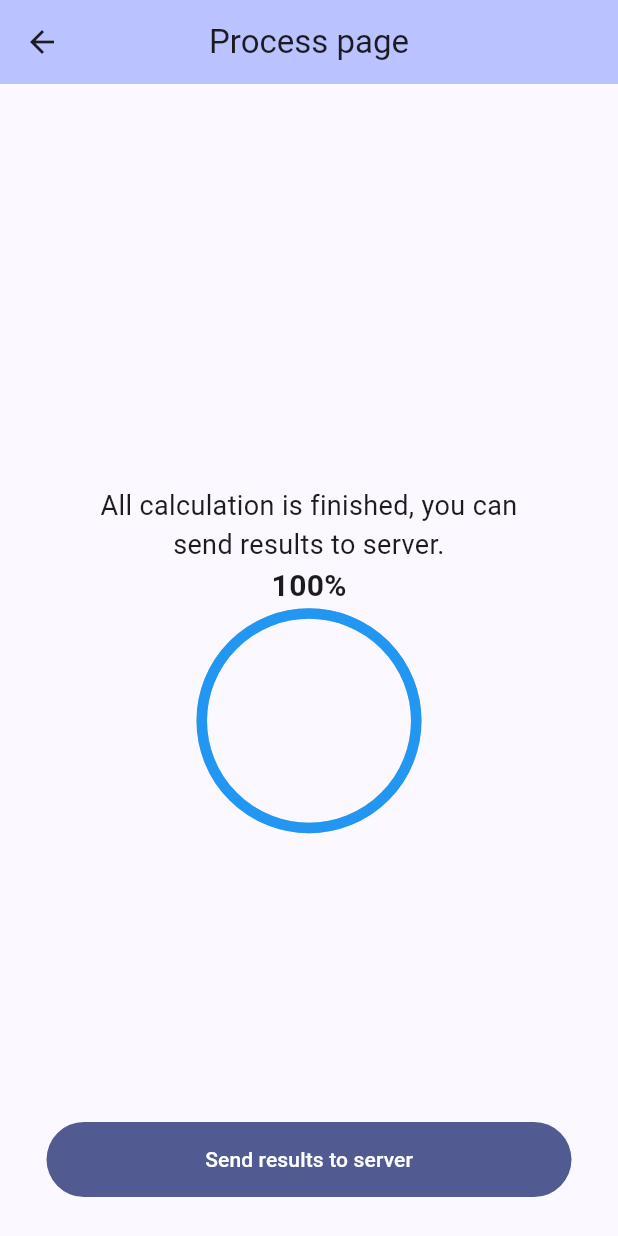
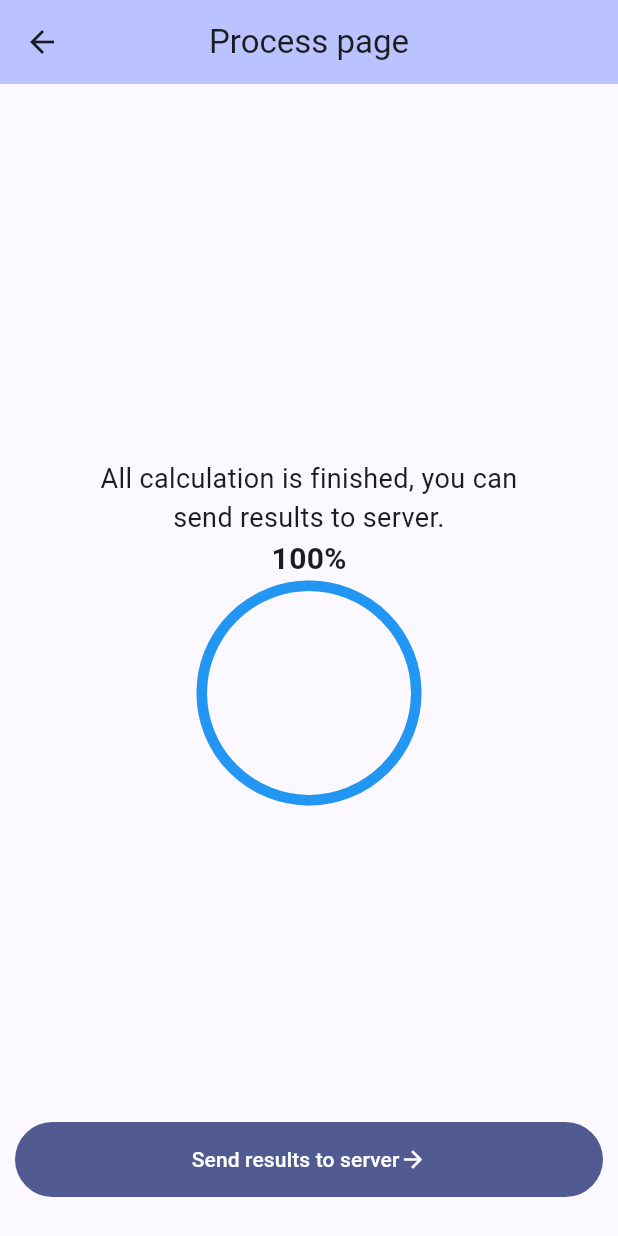
Before and after one commit to Akimskate/test_webspark, a Flutter app: the ProcessScreen screen opened by its route, on a phone screen of 412 x 824 dp. Run offline on Flutter 3.47's test engine with Material 3 defaults, Android fonts, the phone set to English and light mode, and no system bars; drawn by our look-alikes of percent_indicator; our stand-ins replace bloc, equatable, flutter_bloc.

Commit message:
all done

```diff
--- a/lib/bloc/app_state.dart
+++ b/lib/bloc/app_state.dart
@@ -1,44 +1,56 @@
 import 'package:equatable/equatable.dart';
-import 'package:test_webspark/domain/model/result_model.dart';
-import 'package:test_webspark/domain/model/task_model.dart';
+import 'package:test_webspark/domain/models/response_model.dart';
+import 'package:test_webspark/domain/models/result_model.dart';
+import 'package:test_webspark/domain/models/task_model.dart';
 
-enum AppStatus { initial, loading, success, failure }
+enum GetRequestStatus { initial, loading, success, failure }
+
+enum PostRequestStatus { initial, loading, success, failure }
 
 final class AppState extends Equatable {
   const AppState({
-    this.status = AppStatus.initial,
+    this.getRequestStatus = GetRequestStatus.initial,
+    this.postRequestStatus = PostRequestStatus.initial,
     this.isValid = false,
     this.errorMessage = '',
     this.url = '',
     this.taskModel,
     this.resultModel,
+    this.responseModel,
   });
 
-  final AppStatus status;
+  final GetRequestStatus getRequestStatus;
+  final PostRequestStatus postRequestStatus;
   final bool isValid;
   final String errorMessage;
   final String url;
   final TaskModel? taskModel;
   final List<ResultModel>? resultModel;
+  final ResponseModel? responseModel;
 
   AppState copyWith({
-    AppStatus? status,
+    GetRequestStatus? getRequestStatus,
+    PostRequestStatus? postRequestStatus,
     bool? isValid,
     String? errorMessage,
     String? url,
     TaskModel? taskModel,
     List<ResultModel>? resultModel,
+    ResponseModel? responseModel,
   }) {
     return AppState(
-      status: status ?? this.status,
+      getRequestStatus: getRequestStatus ?? this.getRequestStatus,
+      postRequestStatus: postRequestStatus ?? this.postRequestStatus,
       isValid: isValid ?? this.isValid,
       errorMessage: errorMessage ?? this.errorMessage,
       url: url ?? this.url,
       taskModel: taskModel ?? this.taskModel,
       resultModel: resultModel ?? this.resultModel,
+      responseModel: responseModel ?? this.responseModel,
     );
   }
 
   @override
-  List<Object?> get props => [status, isValid, errorMessage, url, taskModel, resultModel];
+  List<Object?> get props =>
+      [getRequestStatus, postRequestStatus, isValid, errorMessage, url, taskModel, resultModel, responseModel];
 }
--- a/lib/presentation/process/process_page.dart
+++ b/lib/presentation/process/process_page.dart
@@ -2,6 +2,7 @@ import 'package:flutter/material.dart';
 import 'package:flutter_bloc/flutter_bloc.dart';
 import 'package:test_webspark/bloc/app_bloc.dart';
 import 'package:test_webspark/bloc/app_event.dart';
+import 'package:test_webspark/bloc/app_state.dart';
 import 'package:test_webspark/presentation/process/widgets/dynamic_circular_indicator.dart';
 
 class ProcessScreen extends StatefulWidget {
@@ -22,6 +23,14 @@ class _ProcessScreenState extends State<ProcessScreen> {
 
   @override
   Widget build(BuildContext context) {
+    return BlocConsumer<AppBloc, AppState>(
+      listener: (context, state) {
+        // Navigate to process page after request completed successfully
+        if (state.postRequestStatus == PostRequestStatus.success && state.responseModel?.error == false) {
+          Navigator.pushNamed(context, '/results-list');
+        }
+      },
+      builder: (context, state) {
         return Scaffold(
           appBar: AppBar(
             centerTitle: true,
@@ -46,6 +55,27 @@ class _ProcessScreenState extends State<ProcessScreen> {
               DynamicProgressIndicator(
                 onCalCompletionChanged: onCalCompletionChanged,
               ),
+              // Show api exception from try catch postRequest
+              Center(
+                child: Padding(
+                  padding: const EdgeInsets.all(8.0),
+                  child: Text(
+                    state.errorMessage,
+                    style: const TextStyle(color: Colors.red),
+                  ),
+                ),
+              ),
+              // Show error from server response message
+              if (state.responseModel?.error == true)
+                Center(
+                  child: Padding(
+                    padding: const EdgeInsets.all(8.0),
+                    child: Text(
+                      state.responseModel!.message.toString(),
+                      style: const TextStyle(color: Colors.red),
+                    ),
+                  ),
+                ),
             ],
           ),
           floatingActionButtonLocation: FloatingActionButtonLocation.centerFloat,
@@ -53,17 +83,36 @@ class _ProcessScreenState extends State<ProcessScreen> {
             visible: _isCalCompleted,
             child: Container(
               height: 50,
-          width: 350,
+              width: MediaQuery.of(context).size.width,
               margin: const EdgeInsets.all(10),
               child: FilledButton(
-            onPressed: () {
-              Navigator.pushNamed(context, '/results-list');
+                onPressed: (state.postRequestStatus != PostRequestStatus.loading)
+                    ? () {
                         context.read<AppBloc>().add(OnCalculateEvent());
-            },
-            child: const Text('Send results to server'),
+                        context.read<AppBloc>().add(OnPostRequestEvent());
+                      }
+                    : null,
+                child: Row(
+                  mainAxisAlignment: MainAxisAlignment.center,
+                  children: [
+                    const Text('Send results to server'),
+                    // Show circular progress indicator while processing request
+                    state.postRequestStatus == PostRequestStatus.loading
+                        ? Transform.scale(
+                            scale: 0.5,
+                            child: CircularProgressIndicator(
+                              strokeWidth: 3,
+                              color: Theme.of(context).colorScheme.onSecondary,
+                            ),
+                          )
+                        : const Icon(Icons.arrow_forward),
+                  ],
+                ),
               ),
             ),
           ),
         );
+      },
+    );
   }
 }
--- a/lib/presentation/results_map/results_map.dart
+++ b/lib/presentation/results_map/results_map.dart
@@ -8,7 +8,6 @@ class ResultsMapScreen extends StatelessWidget {
     final dynamic data = ModalRoute.of(context)!.settings.arguments;
     final List cells = data[0];
     final List resultCells = cells.sublist(1, cells.length - 1);
-    print(resultCells);
     return Scaffold(
       appBar: AppBar(
         centerTitle: true,
--- a/lib/utils/dijkstra_algorithm/dijkstra_algorithm.dart
+++ b/lib/utils/dijkstra_algorithm/dijkstra_algorithm.dart
@@ -1,7 +1,7 @@
 import 'dart:collection';
 
-import 'package:test_webspark/domain/model/result_model.dart';
-import 'package:test_webspark/domain/model/task_model.dart';
+import 'package:test_webspark/domain/models/result_model.dart';
+import 'package:test_webspark/domain/models/task_model.dart';
 
 List<ResultModel> solveAllTasks(TaskModel? taskModel) {
   List<ResultModel> results = [];
@@ -15,7 +15,6 @@ List<ResultModel> solveAllTasks(TaskModel? taskModel) {
     ResultModel result = dijkstra(id, field, start, end, taskModel);
     results.add(result);
   }
-
   return results;
 }
 
@@ -86,6 +85,7 @@ ResultModel dijkstra(String? id, List<String>? field, Start? start, Start? end,
       break;
     }
   }
+  pathSteps = pathSteps.reversed.toList();
 
   String path = pathSteps.map((step) => "(${step.x},${step.y})").join("->");
   return ResultModel(id: id, result: Result(steps: pathSteps, path: path));
```
Also changed, not shown: lib/bloc/app_bloc.dart (+9 -9 lines), lib/domain/app_api.dart (+7 -38 lines), lib/domain/models/response_model.dart (added, +47 -0 lines), lib/domain/models/result_model.dart (renamed from lib/domain/model/result_model.dart, +14 -14 lines), lib/domain/models/task_model.dart (renamed from lib/domain/model/task_model.dart, +16 -16 lines), lib/presentation/home/home_page.dart (+4 -6 lines), lib/repository/app_repository/app_repository.dart (+5 -3 lines). Lines whose indentation alone changed are shown as unchanged.
